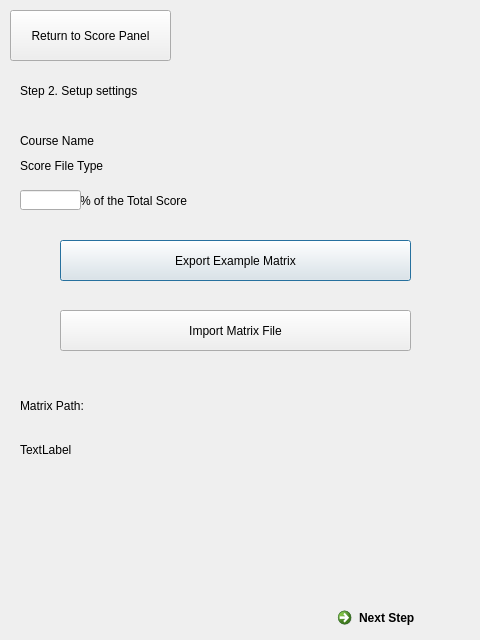
This is Ui/MbasedScore_S2_Ui.ui in grinningGrace/SigmaU as Qt 5 draws it before an edit. The edited form follows.
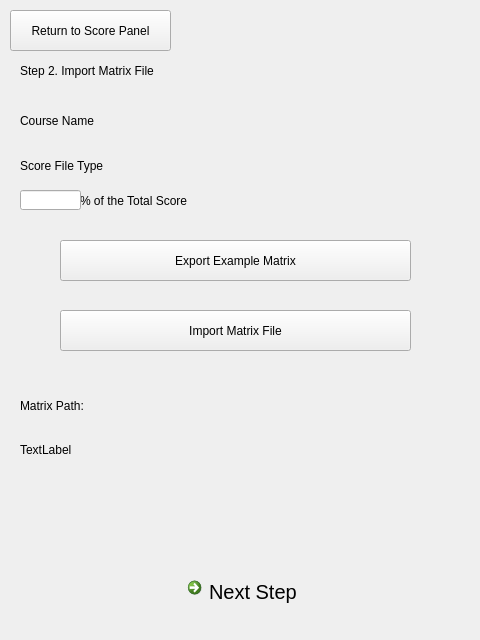
This is the edited form.

Commit message: matrix based score Step-modification4

Diff of the .ui file:
```diff
--- a/Ui/MbasedScore_S2_Ui.ui
+++ b/Ui/MbasedScore_S2_Ui.ui
@@ -10,6 +10,12 @@
     <height>640</height>
    </rect>
   </property>
+  <property name="font">
+   <font>
+    <weight>50</weight>
+    <bold>false</bold>
+   </font>
+  </property>
   <property name="windowTitle">
    <string>Dialog</string>
   </property>
@@ -17,13 +23,13 @@
    <property name="geometry">
     <rect>
      <x>20</x>
-     <y>70</y>
+     <y>50</y>
      <width>231</width>
      <height>41</height>
     </rect>
    </property>
    <property name="text">
-    <string>Step 2. Setup settings</string>
+    <string>Step 2. Import Matrix File</string>
    </property>
   </widget>
   <widget class="QPushButton" name="pushButton">
@@ -38,6 +44,9 @@
    <property name="text">
     <string>Export Example Matrix</string>
    </property>
+   <property name="autoDefault">
+    <bool>false</bool>
+   </property>
   </widget>
   <widget class="QPushButton" name="pushButton_2">
    <property name="geometry">
@@ -51,6 +60,9 @@
    <property name="text">
     <string>Import Matrix File</string>
    </property>
+   <property name="autoDefault">
+    <bool>false</bool>
+   </property>
   </widget>
   <widget class="QLabel" name="label_2">
    <property name="geometry">
@@ -78,24 +90,11 @@
     <string>TextLabel</string>
    </property>
   </widget>
-  <widget class="QCommandLinkButton" name="commandLinkButton_3">
-   <property name="geometry">
-    <rect>
-     <x>330</x>
-     <y>600</y>
-     <width>151</width>
-     <height>41</height>
-    </rect>
-   </property>
-   <property name="text">
-    <string>Next Step</string>
-   </property>
-  </widget>
   <widget class="QLabel" name="label_courseName">
    <property name="geometry">
     <rect>
      <x>20</x>
-     <y>130</y>
+     <y>110</y>
      <width>431</width>
      <height>21</height>
     </rect>
@@ -123,12 +122,15 @@
      <x>10</x>
      <y>10</y>
      <width>161</width>
-     <height>51</height>
+     <height>41</height>
     </rect>
    </property>
    <property name="text">
     <string>Return to Score Panel</string>
    </property>
+   <property name="autoDefault">
+    <bool>false</bool>
+   </property>
   </widget>
   <widget class="QLabel" name="label_5">
    <property name="geometry">
@@ -156,6 +158,32 @@
     <bool>true</bool>
    </property>
   </widget>
+  <widget class="QCommandLinkButton" name="commandLinkButton">
+   <property name="geometry">
+    <rect>
+     <x>180</x>
+     <y>570</y>
+     <width>193</width>
+     <height>41</height>
+    </rect>
+   </property>
+   <property name="font">
+    <font>
+     <pointsize>15</pointsize>
+     <weight>50</weight>
+     <bold>false</bold>
+    </font>
+   </property>
+   <property name="text">
+    <string>Next Step</string>
+   </property>
+   <property name="iconSize">
+    <size>
+     <width>100</width>
+     <height>100</height>
+    </size>
+   </property>
+  </widget>
  </widget>
  <resources/>
  <connections/>
```
The commit also changes 22 other files.
